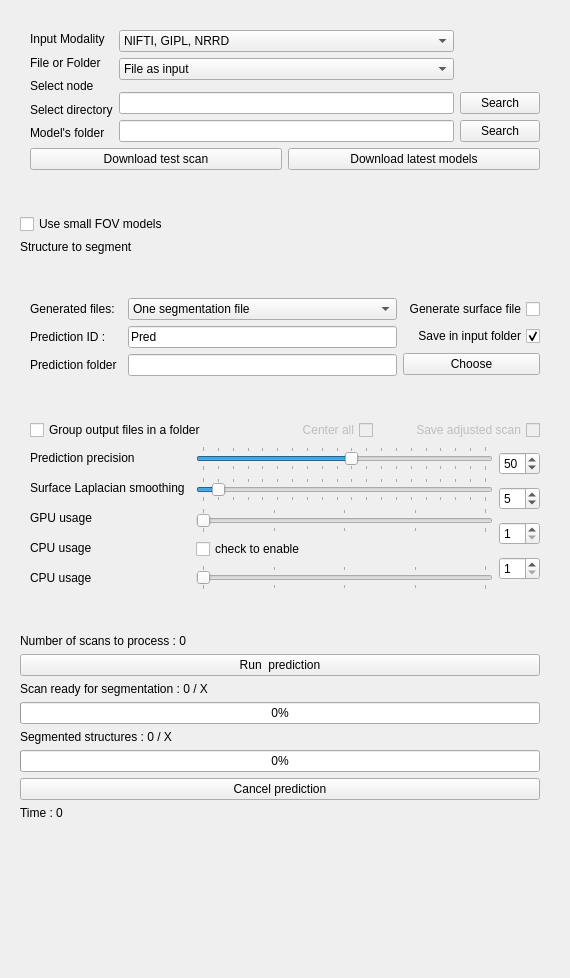
This is AMASSS/Resources/UI/AMASSS.ui in DCBIA-OrthoLab/SlicerAutomatedDentalTools as Qt 5 draws it before an edit. The edited form follows.
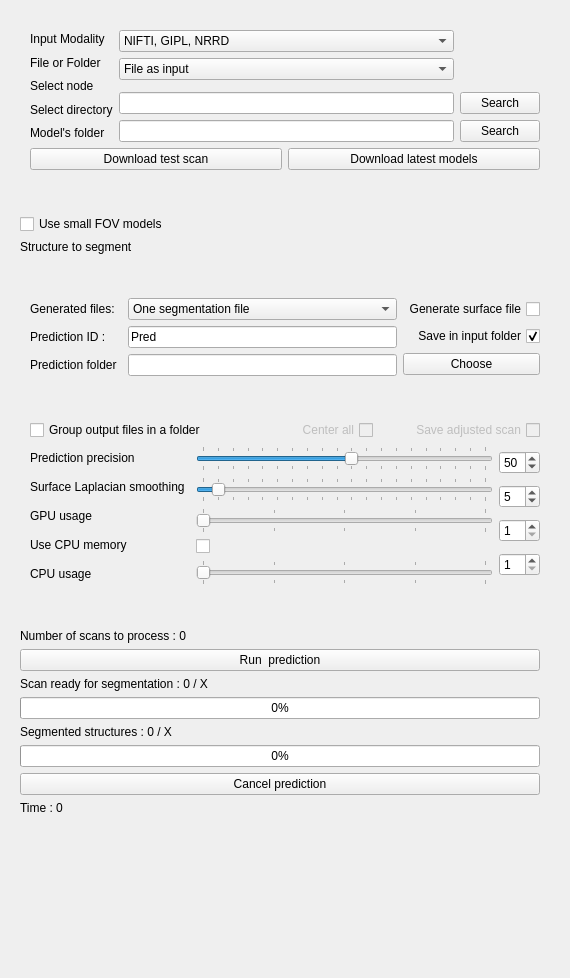
This is the edited form. Custom widgets are drawn as their Qt base class.

Commit message: STYLE: change UI checkbox for CPU usage

What changed in the file:
```diff
--- a/AMASSS/Resources/UI/AMASSS.ui
+++ b/AMASSS/Resources/UI/AMASSS.ui
@@ -544,7 +544,7 @@
               <item>
                <widget class="QLabel" name="label_CPU_use">
                 <property name="text">
-                 <string>CPU usage</string>
+                 <string>Use CPU memory</string>
                 </property>
                </widget>
               </item>
@@ -636,7 +636,7 @@
             <item>
              <widget class="QCheckBox" name="host_memory">
               <property name="text">
-               <string>check to enable</string>
+               <string/>
               </property>
              </widget>
             </item>
```
Left out of the diff: 3 changed lines with no effect on the pictures.
